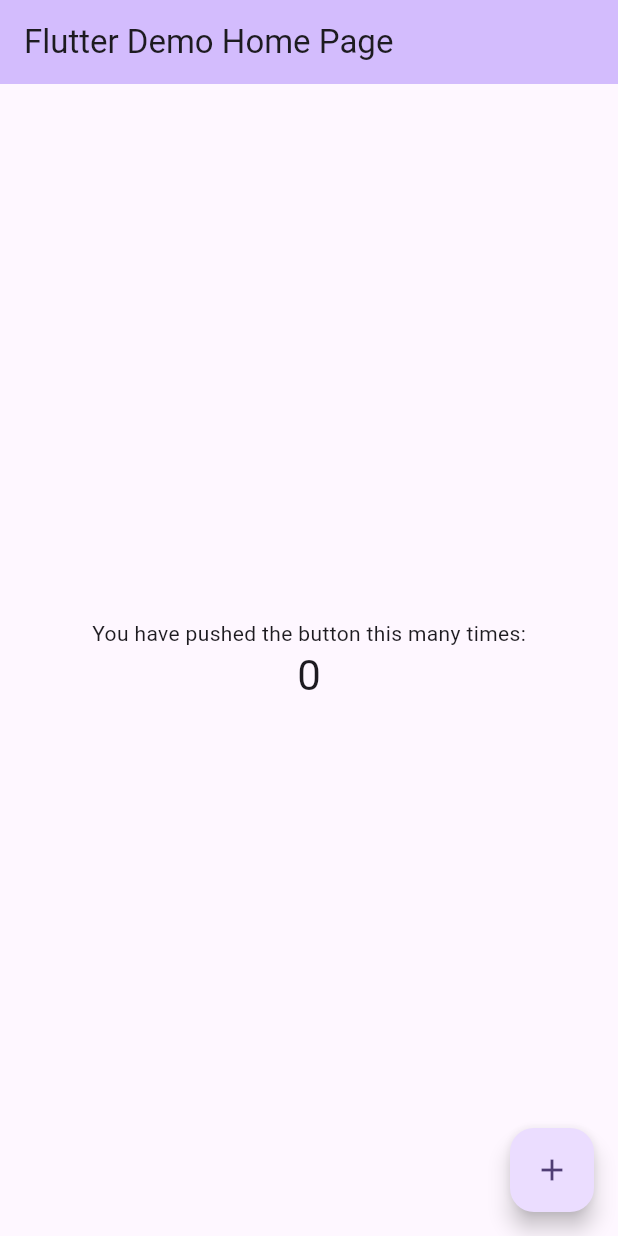
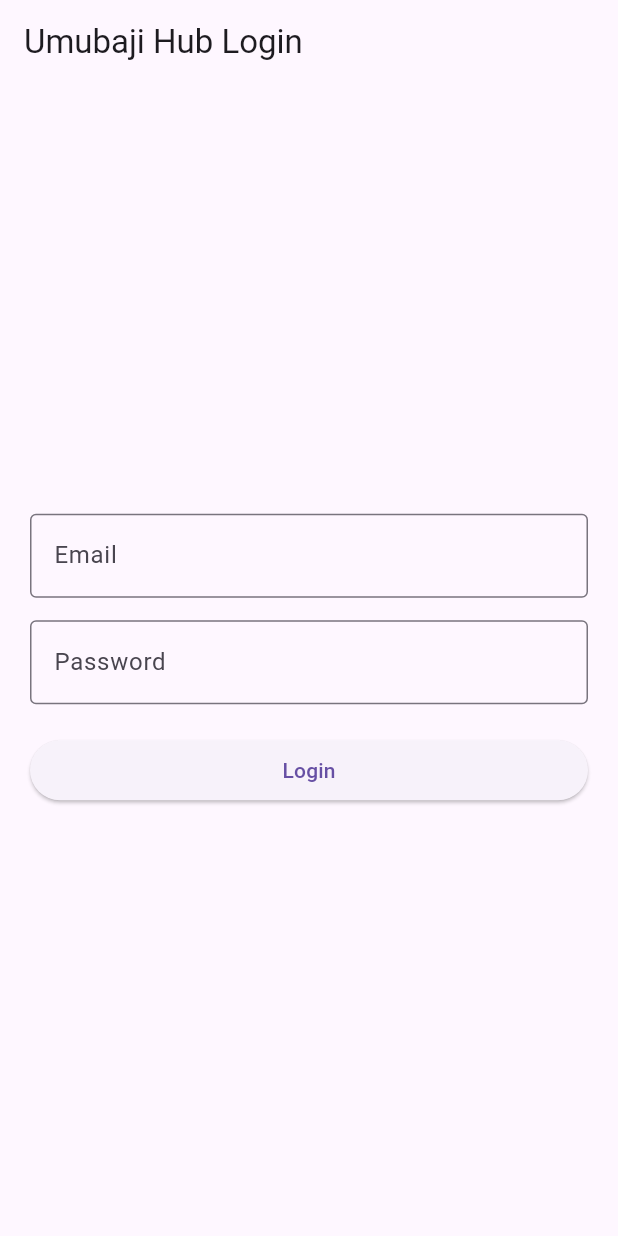
Before and after one commit to Mbonimana/UMUBAJI-HUB-APP, a Flutter app: the screen it shows after launch, on a phone screen of 412 x 824 dp. Run offline on Flutter 3.47's test engine with Material 3 defaults, Android fonts, the phone set to English and light mode, and no system bars.

Commit message:
Added Login page

```diff
--- a/lib/main.dart
+++ b/lib/main.dart
@@ -1,122 +1,106 @@
 import 'package:flutter/material.dart';
+import 'dart:async';
 
 void main() {
-  runApp(const MyApp());
+  runApp(MyApp());
 }
 
 class MyApp extends StatelessWidget {
-  const MyApp({super.key});
-
-  // This widget is the root of your application.
   @override
   Widget build(BuildContext context) {
     return MaterialApp(
-      title: 'Flutter Demo',
-      theme: ThemeData(
-        // This is the theme of your application.
-        //
-        // TRY THIS: Try running your application with "flutter run". You'll see
-        // the application has a purple toolbar. Then, without quitting the app,
-        // try changing the seedColor in the colorScheme below to Colors.green
-        // and then invoke "hot reload" (save your changes or press the "hot
-        // reload" button in a Flutter-supported IDE, or press "r" if you used
-        // the command line to start the app).
-        //
-        // Notice that the counter didn't reset back to zero; the application
-        // state is not lost during the reload. To reset the state, use hot
-        // restart instead.
-        //
-        // This works for code too, not just values: Most code changes can be
-        // tested with just a hot reload.
-        colorScheme: ColorScheme.fromSeed(seedColor: Colors.deepPurple),
-      ),
-      home: const MyHomePage(title: 'Flutter Demo Home Page'),
+      title: 'Umubaji Hub App',
+      debugShowCheckedModeBanner: false,
+      theme: ThemeData(primarySwatch: Colors.blue),
+      home: LoginPage(),
     );
   }
 }
 
-class MyHomePage extends StatefulWidget {
-  const MyHomePage({super.key, required this.title});
-
-  // This widget is the home page of your application. It is stateful, meaning
-  // that it has a State object (defined below) that contains fields that affect
-  // how it looks.
-
-  // This class is the configuration for the state. It holds the values (in this
-  // case the title) provided by the parent (in this case the App widget) and
-  // used by the build method of the State. Fields in a Widget subclass are
-  // always marked "final".
-
-  final String title;
-
+class LoginPage extends StatefulWidget {
   @override
-  State<MyHomePage> createState() => _MyHomePageState();
+  _LoginPageState createState() => _LoginPageState();
 }
 
-class _MyHomePageState extends State<MyHomePage> {
-  int _counter = 0;
+class _LoginPageState extends State<LoginPage> {
+  final TextEditingController emailController = TextEditingController();
+  final TextEditingController passwordController = TextEditingController();
+  bool isLoading = false;
 
-  void _incrementCounter() {
-    setState(() {
-      // This call to setState tells the Flutter framework that something has
-      // changed in this State, which causes it to rerun the build method below
-      // so that the display can reflect the updated values. If we changed
-      // _counter without calling setState(), then the build method would not be
-      // called again, and so nothing would appear to happen.
-      _counter++;
-    });
+  // Fake login for offline preview
+  Future<void> login() async {
+    setState(() => isLoading = true);
+
+    await Future.delayed(Duration(seconds: 1));
+
+    if (emailController.text == "test@umubaji.com" &&
+        passwordController.text == "123456") {
+      Navigator.push(
+        context,
+        MaterialPageRoute(builder: (context) => HomePage()),
+      );
+    } else {
+      ScaffoldMessenger.of(context).showSnackBar(
+        SnackBar(content: Text("Invalid email or password")),
+      );
+    }
+
+    setState(() => isLoading = false);
   }
 
   @override
   Widget build(BuildContext context) {
-    // This method is rerun every time setState is called, for instance as done
-    // by the _incrementCounter method above.
-    //
-    // The Flutter framework has been optimized to make rerunning build methods
-    // fast, so that you can just rebuild anything that needs updating rather
-    // than having to individually change instances of widgets.
     return Scaffold(
-      appBar: AppBar(
-        // TRY THIS: Try changing the color here to a specific color (to
-        // Colors.amber, perhaps?) and trigger a hot reload to see the AppBar
-        // change color while the other colors stay the same.
-        backgroundColor: Theme.of(context).colorScheme.inversePrimary,
-        // Here we take the value from the MyHomePage object that was created by
-        // the App.build method, and use it to set our appbar title.
-        title: Text(widget.title),
-      ),
-      body: Center(
-        // Center is a layout widget. It takes a single child and positions it
-        // in the middle of the parent.
-        child: Column(
-          // Column is also a layout widget. It takes a list of children and
-          // arranges them vertically. By default, it sizes itself to fit its
-          // children horizontally, and tries to be as tall as its parent.
-          //
-          // Column has various properties to control how it sizes itself and
-          // how it positions its children. Here we use mainAxisAlignment to
-          // center the children vertically; the main axis here is the vertical
-          // axis because Columns are vertical (the cross axis would be
-          // horizontal).
-          //
-          // TRY THIS: Invoke "debug painting" (choose the "Toggle Debug Paint"
-          // action in the IDE, or press "p" in the console), to see the
-          // wireframe for each widget.
-          mainAxisAlignment: MainAxisAlignment.center,
-          children: <Widget>[
-            const Text('You have pushed the button this many times:'),
-            Text(
-              '$_counter',
-              style: Theme.of(context).textTheme.headlineMedium,
+      appBar: AppBar(title: Text('Umubaji Hub Login')),
+      body: Padding(
+        padding: EdgeInsets.all(20),
+        child: Center(
+          child: SingleChildScrollView(
+            child: Column(
+              mainAxisAlignment: MainAxisAlignment.center,
+              children: [
+                TextField(
+                  controller: emailController,
+                  decoration: InputDecoration(
+                      labelText: 'Email', border: OutlineInputBorder()),
+                ),
+                SizedBox(height: 15),
+                TextField(
+                  controller: passwordController,
+                  obscureText: true,
+                  decoration: InputDecoration(
+                      labelText: 'Password', border: OutlineInputBorder()),
+                ),
+                SizedBox(height: 20),
+                isLoading
+                    ? CircularProgressIndicator()
+                    : SizedBox(
+                        width: double.infinity,
+                        child: ElevatedButton(
+                          onPressed: login,
+                          child: Text('Login'),
+                        ),
+                      ),
+              ],
             ),
-          ],
+          ),
         ),
       ),
-      floatingActionButton: FloatingActionButton(
-        onPressed: _incrementCounter,
-        tooltip: 'Increment',
-        child: const Icon(Icons.add),
-      ), // This trailing comma makes auto-formatting nicer for build methods.
     );
   }
 }
+
+class HomePage extends StatelessWidget {
+  @override
+  Widget build(BuildContext context) {
+    return Scaffold(
+      appBar: AppBar(title: Text('Home - Umubaji Hub')),
+      body: Center(
+        child: Text(
+          'Welcome to Umubaji Hub!',
+          style: TextStyle(fontSize: 24, fontWeight: FontWeight.bold),
+        ),
+      ),
+    );
+  }
+}
```
